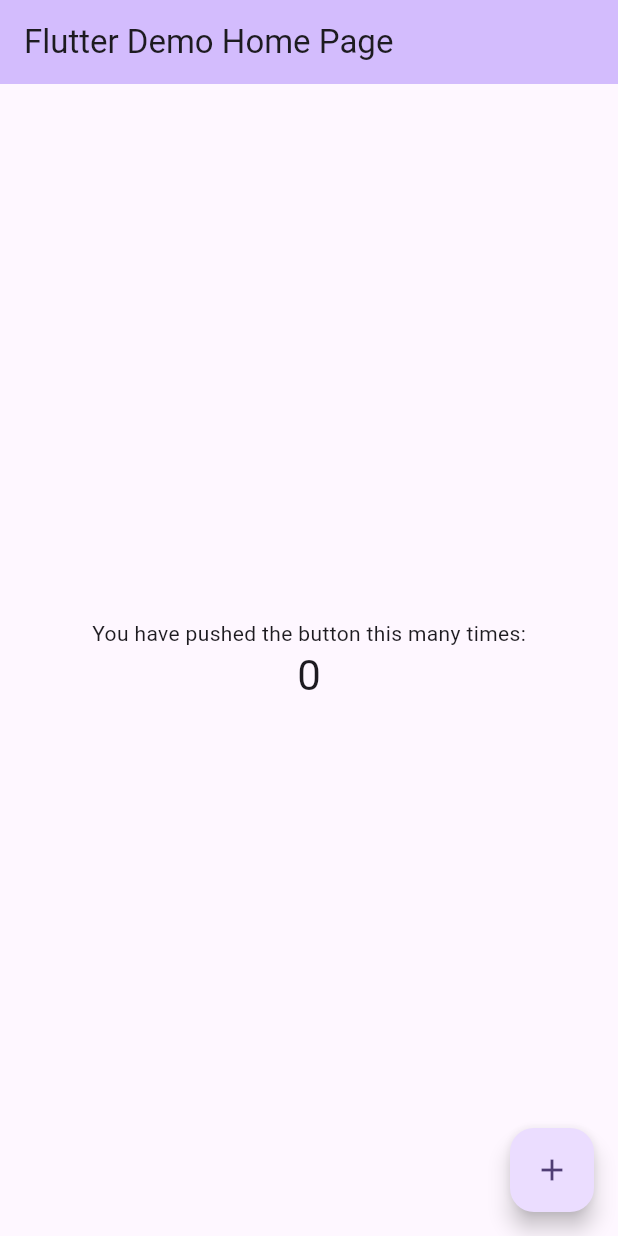
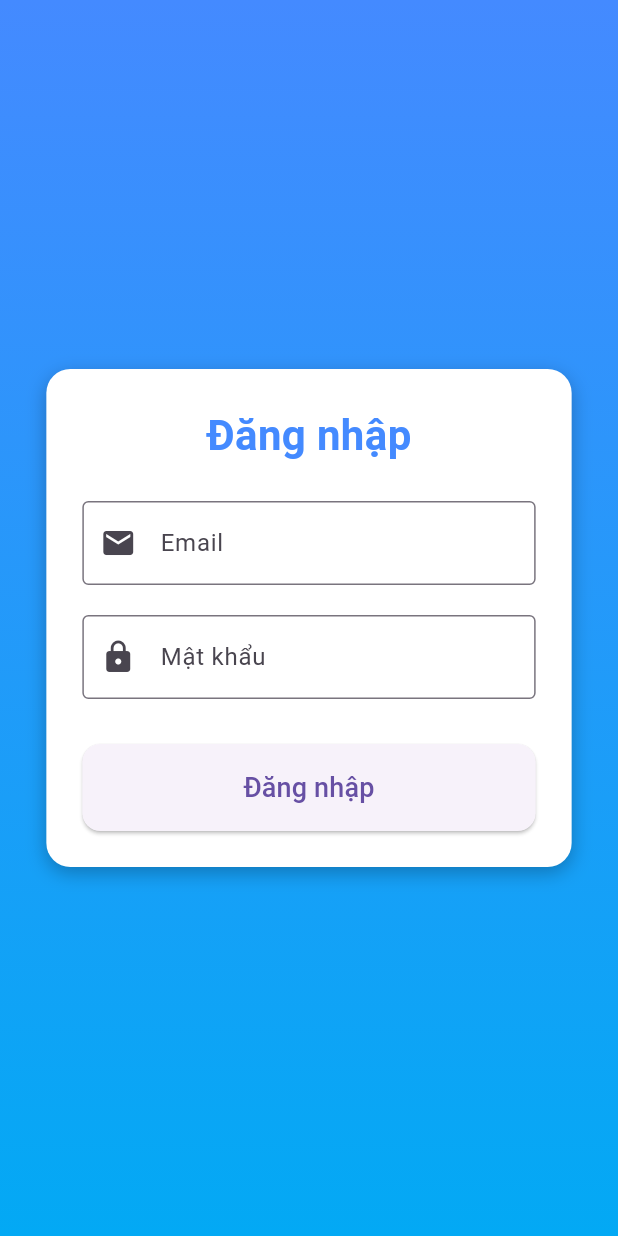
Before and after one commit to city314/CPMAD-FINALTERM, a Flutter app: the screen it shows after launch, on a phone screen of 412 x 824 dp. Run offline on Flutter 3.47's test engine with Material 3 defaults, Android fonts, the phone set to English and light mode, and no system bars; Roboto replaces fonts that are missing (RobotoMono).

Commit message:
adding login page

```diff
--- /dev/null
+++ b/lib/login.dart
@@ -0,0 +1,115 @@
+import 'package:flutter/material.dart';
+
+class LoginScreen extends StatefulWidget {
+  const LoginScreen({super.key});
+
+  @override
+  State<LoginScreen> createState() => _LoginScreenState();
+}
+
+class _LoginScreenState extends State<LoginScreen> {
+  final TextEditingController _emailController = TextEditingController();
+  final TextEditingController _passwordController = TextEditingController();
+
+  void _login() {
+    String email = _emailController.text.trim();
+    String password = _passwordController.text.trim();
+
+    if (email.isEmpty || password.isEmpty) {
+      ScaffoldMessenger.of(context).showSnackBar(
+        const SnackBar(content: Text('Vui lòng nhập đầy đủ email và mật khẩu')),
+      );
+      return;
+    }
+
+    // TODO: Xử lý login
+    print('Đăng nhập với: $email / $password');
+  }
+
+  @override
+  Widget build(BuildContext context) {
+    final size = MediaQuery.of(context).size;
+
+    return Scaffold(
+      body: Container(
+        width: double.infinity,
+        height: double.infinity,
+        decoration: const BoxDecoration(
+          gradient: LinearGradient(
+            colors: [Colors.blueAccent, Colors.lightBlue],
+            begin: Alignment.topCenter,
+            end: Alignment.bottomCenter,
+          ),
+        ),
+        child: Center( // căn giữa
+          child: SingleChildScrollView(
+            child: Container(
+              width: size.width > 500 ? 400 : size.width * 0.85, // max rộng 400
+              padding: const EdgeInsets.all(24),
+              decoration: BoxDecoration(
+                color: Colors.white,
+                borderRadius: BorderRadius.circular(16),
+                boxShadow: [
+                  BoxShadow(
+                    color: Colors.black26,
+                    blurRadius: 10,
+                    offset: Offset(0, 4),
+                  ),
+                ],
+              ),
+              child: Column(
+                mainAxisSize: MainAxisSize.min,
+                children: [
+                  Text(
+                    'Đăng nhập',
+                    style: TextStyle(
+                      fontSize: 28,
+                      fontWeight: FontWeight.bold,
+                      color: Colors.blueAccent,
+                    ),
+                  ),
+                  const SizedBox(height: 24),
+                  TextField(
+                    controller: _emailController,
+                    decoration: const InputDecoration(
+                      labelText: 'Email',
+                      prefixIcon: Icon(Icons.email),
+                      border: OutlineInputBorder(),
+                    ),
+                  ),
+                  const SizedBox(height: 20),
+                  TextField(
+                    controller: _passwordController,
+                    obscureText: true,
+                    decoration: const InputDecoration(
+                      labelText: 'Mật khẩu',
+                      prefixIcon: Icon(Icons.lock),
+                      border: OutlineInputBorder(),
+                    ),
+                  ),
+                  const SizedBox(height: 30),
+                  SizedBox(
+                    width: double.infinity,
+                    child: ElevatedButton(
+                      style: ElevatedButton.styleFrom(
+                        padding: const EdgeInsets.symmetric(vertical: 16),
+                        shape: RoundedRectangleBorder(
+                          borderRadius: BorderRadius.circular(12),
+                        ),
+                      ),
+                      onPressed: _login,
+                      child: const Text(
+                        'Đăng nhập',
+                        style: TextStyle(fontSize: 18),
+                      ),
+                    ),
+                  ),
+                ],
+              ),
+            ),
+          ),
+        ),
+      ),
+    );
+  }
+}
--- a/lib/main.dart
+++ b/lib/main.dart
@@ -1,4 +1,5 @@
 import 'package:flutter/material.dart';
+import 'login.dart'; // nhớ đúng đường dẫn nếu file login.dart nằm cùng thư mục
 
 void main() {
   runApp(const MyApp());
@@ -7,116 +8,16 @@ void main() {
 class MyApp extends StatelessWidget {
   const MyApp({super.key});
 
-  // This widget is the root of your application.
   @override
   Widget build(BuildContext context) {
     return MaterialApp(
-      title: 'Flutter Demo',
+      title: 'Ứng dụng Đăng nhập',
+      debugShowCheckedModeBanner: false,
       theme: ThemeData(
-        // This is the theme of your application.
-        //
-        // TRY THIS: Try running your application with "flutter run". You'll see
-        // the application has a purple toolbar. Then, without quitting the app,
-        // try changing the seedColor in the colorScheme below to Colors.green
-        // and then invoke "hot reload" (save your changes or press the "hot
-        // reload" button in a Flutter-supported IDE, or press "r" if you used
-        // the command line to start the app).
-        //
-        // Notice that the counter didn't reset back to zero; the application
-        // state is not lost during the reload. To reset the state, use hot
-        // restart instead.
-        //
-        // This works for code too, not just values: Most code changes can be
-        // tested with just a hot reload.
-        colorScheme: ColorScheme.fromSeed(seedColor: Colors.deepPurple),
+        primarySwatch: Colors.blue,
+        fontFamily: 'RobotoMono', // nếu bạn muốn dùng font mặc định khác
       ),
-      home: const MyHomePage(title: 'Flutter Demo Home Page'),
+      home: const LoginScreen(),
     );
   }
 }
-
-class MyHomePage extends StatefulWidget {
-  const MyHomePage({super.key, required this.title});
-
-  // This widget is the home page of your application. It is stateful, meaning
-  // that it has a State object (defined below) that contains fields that affect
-  // how it looks.
-
-  // This class is the configuration for the state. It holds the values (in this
-  // case the title) provided by the parent (in this case the App widget) and
-  // used by the build method of the State. Fields in a Widget subclass are
-  // always marked "final".
-
-  final String title;
-
-  @override
-  State<MyHomePage> createState() => _MyHomePageState();
-}
-
-class _MyHomePageState extends State<MyHomePage> {
-  int _counter = 0;
-
-  void _incrementCounter() {
-    setState(() {
-      // This call to setState tells the Flutter framework that something has
-      // changed in this State, which causes it to rerun the build method below
-      // so that the display can reflect the updated values. If we changed
-      // _counter without calling setState(), then the build method would not be
-      // called again, and so nothing would appear to happen.
-      _counter++;
-    });
-  }
-
-  @override
-  Widget build(BuildContext context) {
-    // This method is rerun every time setState is called, for instance as done
-    // by the _incrementCounter method above.
-    //
-    // The Flutter framework has been optimized to make rerunning build methods
-    // fast, so that you can just rebuild anything that needs updating rather
-    // than having to individually change instances of widgets.
-    return Scaffold(
-      appBar: AppBar(
-        // TRY THIS: Try changing the color here to a specific color (to
-        // Colors.amber, perhaps?) and trigger a hot reload to see the AppBar
-        // change color while the other colors stay the same.
-        backgroundColor: Theme.of(context).colorScheme.inversePrimary,
-        // Here we take the value from the MyHomePage object that was created by
-        // the App.build method, and use it to set our appbar title.
-        title: Text(widget.title),
-      ),
-      body: Center(
-        // Center is a layout widget. It takes a single child and positions it
-        // in the middle of the parent.
-        child: Column(
-          // Column is also a layout widget. It takes a list of children and
-          // arranges them vertically. By default, it sizes itself to fit its
-          // children horizontally, and tries to be as tall as its parent.
-          //
-          // Column has various properties to control how it sizes itself and
-          // how it positions its children. Here we use mainAxisAlignment to
-          // center the children vertically; the main axis here is the vertical
-          // axis because Columns are vertical (the cross axis would be
-          // horizontal).
-          //
-          // TRY THIS: Invoke "debug painting" (choose the "Toggle Debug Paint"
-          // action in the IDE, or press "p" in the console), to see the
-          // wireframe for each widget.
-          mainAxisAlignment: MainAxisAlignment.center,
-          children: <Widget>[
-            const Text('You have pushed the button this many times:'),
-            Text(
-              '$_counter',
-              style: Theme.of(context).textTheme.headlineMedium,
-            ),
-          ],
-        ),
-      ),
-      floatingActionButton: FloatingActionButton(
-        onPressed: _incrementCounter,
-        tooltip: 'Increment',
-        child: const Icon(Icons.add),
-      ), // This trailing comma makes auto-formatting nicer for build methods.
-    );
-  }
-}
```
